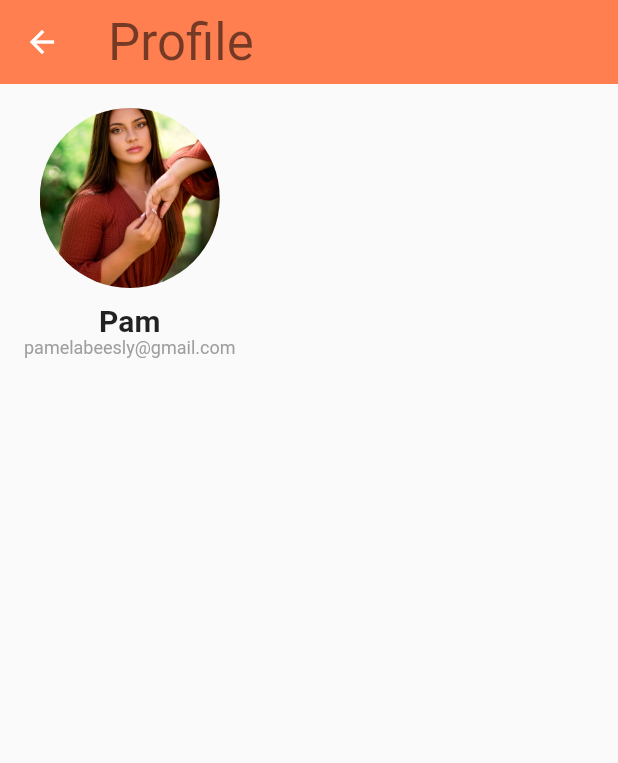
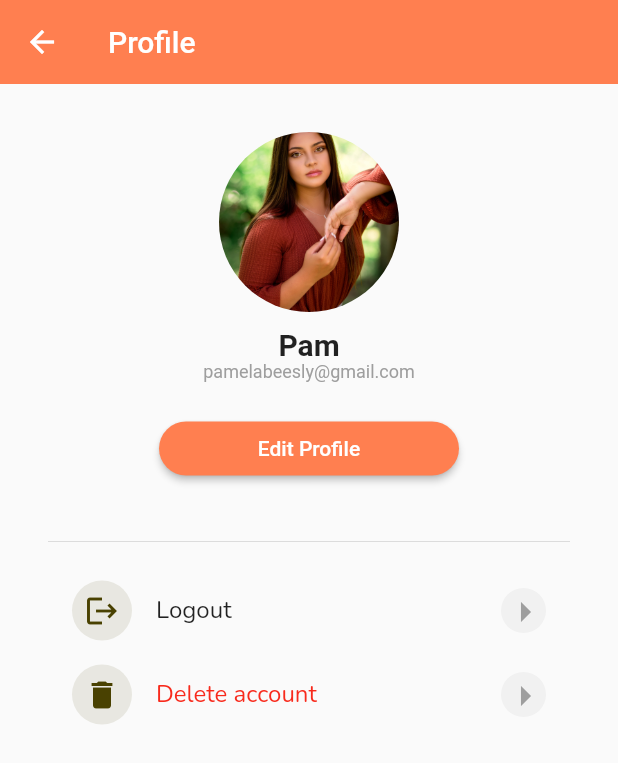
Before and after one commit to hayk2377/Achaye, a Flutter app: the ProfileScreen screen opened by its route, on a phone screen of 412 x 824 dp. Shown: the top 763 px of the screen. Run offline on Flutter 3.47's test engine with Material 2 defaults, Android fonts, the light colour scheme and no system bars; our stand-ins replace bloc, dio, equatable, flutter_bloc, go_router, shared_preferences; missing offline and left inert: test; accounts and stored records are empty; network calls fail.

Commit message:
Added Account Editing page and bloc functionality;Fixed Edit preference and gave it bloc

```diff
--- /dev/null
+++ b/achaye/lib/account/blocs/edit_profile_bloc.dart
@@ -0,0 +1,40 @@
+import 'package:bloc/bloc.dart';
+import 'package:equatable/equatable.dart';
+import 'package:flutter/material.dart';
+
+part 'edit_profile_event.dart';
+part 'edit_profile_state.dart';
+
+class EditProfileBloc extends Bloc<EditProfileEvent, EditProfileState> {
+  EditProfileBloc() : super(EditProfileInitial()) {
+    on<FetchExistingData>(_getExsistingData);
+    on<SubmitUpdatedData>(_sendUpdatedData);
+  }
+
+  _getExsistingData(event, emit) async {
+    //get data here
+    //these are dummy datas
+    await Future.delayed(Duration(seconds: 2));
+    final String name = "Sandy";
+    final String password = "123456";
+    final String bio = "Hey yall howdy dandy";
+
+    emit(EditProfileDefault(
+        nameController: TextEditingController(text: name),
+        passwordController: TextEditingController(text: password),
+        bioController: TextEditingController(text: bio),
+        name: name,
+        password: password,
+        bio: bio));
+  }
+
+  _sendUpdatedData(event, emit) {
+    if (state is EditProfileDefault) {
+      final _state = state as EditProfileDefault;
+      //send the data here I'll just print the data to be sent
+      print(_state.nameController.text);
+      print(_state.passwordController.text);
+      print(_state.bioController.text);
+    }
+  }
+}
--- /dev/null
+++ b/achaye/lib/account/blocs/edit_profile_event.dart
@@ -0,0 +1,12 @@
+part of 'edit_profile_bloc.dart';
+
+abstract class EditProfileEvent extends Equatable {
+  const EditProfileEvent();
+
+  @override
+  List<Object> get props => [];
+}
+
+class FetchExistingData extends EditProfileEvent{}
+
+class SubmitUpdatedData extends EditProfileEvent{}
--- /dev/null
+++ b/achaye/lib/account/blocs/edit_profile_state.dart
@@ -0,0 +1,33 @@
+part of 'edit_profile_bloc.dart';
+
+abstract class EditProfileState extends Equatable {
+  const EditProfileState();
+
+  @override
+  List<Object> get props => [];
+}
+
+class EditProfileInitial extends EditProfileState {}
+
+class EditProfileDefault extends EditProfileState {
+  final String name;
+  final String password;
+  final String bio;
+
+  final TextEditingController nameController;
+  final TextEditingController passwordController;
+  final TextEditingController bioController;
+
+  EditProfileDefault(
+      {required this.nameController,
+      required this.passwordController,
+      required this.bioController,
+      required this.name,
+      required this.password,
+      required this.bio});
+
+  @override
+  List<Object> get props => [name, password, bio];
+}
+
+class EditProfileError extends EditProfileState {}
--- /dev/null
+++ b/achaye/lib/account/blocs/profile_managing_bloc.dart
@@ -0,0 +1,13 @@
+import 'package:bloc/bloc.dart';
+import 'package:equatable/equatable.dart';
+
+part 'profile_managing_event.dart';
+part 'profile_managing_state.dart';
+
+class ProfileManagingBloc extends Bloc<ProfileManagingEvent, ProfileManagingState> {
+  ProfileManagingBloc() : super(ProfileManagingInitial()) {
+    on<ProfileManagingEvent>((event, emit) {
+      // TODO: implement event handler
+    });
+  }
+}
--- a/achaye/lib/account/widgets/login_route.dart
+++ b/achaye/lib/account/widgets/login_route.dart
@@ -1,4 +1,4 @@
-import 'package:achaye/account/blocs/validator_bloc.dart';
+import 'package:achaye/account/account.dart';
 import 'package:flutter/cupertino.dart';
 import 'package:flutter/material.dart';
 import 'package:flutter_bloc/flutter_bloc.dart';
@@ -22,7 +22,6 @@ class LoginForm extends StatelessWidget {
       listener: (context, state) {
         if (state is ValidatorSuccess) {
           context.go('/discover');
-          bloc.add(LogoutEvent());
         } else if (state is ValidatorAccountCreate) {
           context.go('/signup');
         }
@@ -122,7 +121,7 @@ class LoginForm extends StatelessWidget {
                             onPressed: () {
                               bloc.add(AccountCreation());
                             },
-                            child: Text("Already have an account?"))
+                            child: Text("Don\'t have an account? Sign up!"))
                       ],
                     )),
                   ]),
--- a/achaye/lib/account/widgets/profile.dart
+++ b/achaye/lib/account/widgets/profile.dart
@@ -11,31 +11,130 @@ class ProfileScreen extends StatelessWidget {
         leading: BackButton(onPressed: () => context.pop()),
         title: Text(
           "Profile",
-          style: Theme.of(context).textTheme.headline4,
         ),
         elevation: 0,
         backgroundColor: Color(0xFFFF7F50),
       ),
       body: SingleChildScrollView(
         child: Container(
-          padding: EdgeInsets.all(16),
-          child: Column(
-            children: [
+          padding: EdgeInsets.all(32),
+          child: Column(children: [
+            CustomRoundedImage(),
+            const SizedBox(
+              height: 10,
+            ),
+            Text("Pam",
+                style: TextStyle(fontSize: 20, fontWeight: FontWeight.bold)),
+            Text("pamelabeesly@gmail.com",
+                style: TextStyle(fontSize: 12, color: Colors.grey)),
             SizedBox(
-              width: 120,
-              height: 120,
-              child: Container(
-                child: ClipRRect(
-                    borderRadius: BorderRadius.circular(100),
-                    child: Image.asset('images/girlfour.jpg', fit:BoxFit.cover,)),
+              height: 20,
+            ),
+            SizedBox(
+              width: 200,
+              child: ElevatedButton(
+                style: ElevatedButton.styleFrom(
+                    backgroundColor: Color(0xFFFF7F50),
+                    side: BorderSide.none,
+                    shape: StadiumBorder()),
+                onPressed: () => context.push('/editprofile'),
+                child: Text("Edit Profile"),
               ),
             ),
-            const SizedBox(height: 10,),
-            Text("Pam", style: TextStyle(fontSize: 20, fontWeight: FontWeight.bold)),
-            Text("pamelabeesly@gmail.com", style: TextStyle(fontSize: 12, color: Colors.grey))
+            const SizedBox(
+              height: 30,
+            ),
+            const Divider(),
+            const SizedBox(
+              height: 10,
+            ),
+            ProfileOptions(
+              onPress: () {
+                context.go('/');
+              },
+              title: "Logout",
+              icon: Icons.logout,
+            ),
+            ProfileOptions(
+              onPress: () {},
+              title: "Delete account",
+              icon: Icons.delete,
+              textColor: Color(0xFFF82A1C),
+            ),
           ]),
         ),
       ),
     );
   }
 }
+
+class CustomRoundedImage extends StatelessWidget {
+  const CustomRoundedImage({
+    super.key,
+  });
+
+  @override
+  Widget build(BuildContext context) {
+    return SizedBox(
+      width: 120,
+      height: 120,
+      child: Container(
+        child: ClipRRect(
+            borderRadius: BorderRadius.circular(100),
+            child: Image.asset(
+              'images/girlfour.jpg',
+              fit: BoxFit.cover,
+            )),
+      ),
+    );
+  }
+}
+
+class ProfileOptions extends StatelessWidget {
+  final VoidCallback onPress;
+  final String title;
+  final IconData icon;
+  final Color? textColor;
+  const ProfileOptions({
+    required this.onPress,
+    required this.icon,
+    this.textColor,
+    required this.title,
+    super.key,
+  });
+
+  @override
+  Widget build(BuildContext context) {
+    return ListTile(
+      onTap: onPress,
+      leading: Container(
+        width: 40,
+        height: 40,
+        decoration: BoxDecoration(
+          borderRadius: BorderRadius.circular(100),
+          color: Color(0xFF494101).withOpacity(0.1),
+        ),
+        child: Icon(
+          icon,
+          color: Color(0xFF494101),
+        ),
+      ),
+      title: Text(
+        this.title,
+        style: TextStyle(
+            fontWeight: FontWeight.w500,
+            fontFamily: 'Nunito',
+            color: this.textColor),
+      ),
+      trailing: Container(
+        width: 30,
+        height: 30,
+        decoration: BoxDecoration(
+          borderRadius: BorderRadius.circular(100),
+          color: Colors.grey.withOpacity(0.1),
+        ),
+        child: const Icon(Icons.arrow_right, size: 32, color: Colors.grey),
+      ),
+    );
+  }
+}
--- a/achaye/lib/app.dart
+++ b/achaye/lib/app.dart
@@ -8,6 +8,8 @@ import 'package:achaye/account/account.dart';
 import 'package:achaye/matching/matching.dart';
 import 'package:achaye/preferences/preferences.dart';
 
+import 'account/blocs/edit_profile_bloc.dart';
+import 'account/widgets/edit_profile.dart';
 import 'account/widgets/profile.dart';
 import 'matching/widgets/chat.dart';
 
@@ -49,6 +51,10 @@ class AchayeApp extends StatelessWidget {
     GoRoute(
         path: '/preferences', builder: (context, state) => PreferenceScreen()),
     GoRoute(path: '/profile', builder: (context, state) => ProfileScreen()),
+    GoRoute(
+      path: '/editprofile',
+      builder: (context, state) => EditProfile(),
+    )
   ]);
 
   @override
@@ -68,13 +74,13 @@ class AchayeApp extends StatelessWidget {
         child: MaterialApp(
             home: MultiBlocProvider(
           providers: [
-            BlocProvider(create: (context) =>
-                  SwipingBloc(context.read<MatchingRepository>()
-
-            )),
-            BlocProvider(create: (context) => SignupValidatorBloc(
-              context.read<AccountRepository>(),
-            )),
+            BlocProvider(
+                create: (context) =>
+                    SwipingBloc(context.read<MatchingRepository>())),
+            BlocProvider(
+                create: (context) => SignupValidatorBloc(
+                      context.read<AccountRepository>(),
+                    )),
             BlocProvider(create: (context) => ChatListBloc()),
             BlocProvider(
               create: (context) =>
@@ -83,7 +89,9 @@ class AchayeApp extends StatelessWidget {
             BlocProvider(
               create: (context) => ChatBloc(),
             ),
-            BlocProvider(create: (context) => PreferencesBloc())
+            BlocProvider(create: (context) => PreferencesBloc()),
+            BlocProvider(create: (context) => EditProfileBloc())
+
           ],
           child: MaterialApp.router(
             routerConfig: _router,
--- a/achaye/lib/preferences/blocs/preferences_event.dart
+++ b/achaye/lib/preferences/blocs/preferences_event.dart
@@ -9,9 +9,22 @@ abstract class PreferencesEvent extends Equatable {
   List<Object> get props => [];
 }
 
+class PreferencesInitialEvent extends PreferencesEvent {}
+
 class PreferencesSelectionEvent extends PreferencesEvent {
-  String selectedValue;
+  final String selectedValue;
   PreferencesSelectionEvent(this.selectedValue);
+
+   @override
+  List<Object> get props => [selectedValue];
 }
 
-class PreferencesInitialEvent extends PreferencesEvent {}
+class ReligionSelectionEvent extends PreferencesEvent {
+  final String selectedReligon;
+
+  ReligionSelectionEvent(this.selectedReligon);
+
+   @override
+  List<Object> get props => [selectedReligon];
+
+}
--- a/achaye/lib/preferences/blocs/preferences_state.dart
+++ b/achaye/lib/preferences/blocs/preferences_state.dart
@@ -11,9 +11,11 @@ class PreferencesInitial extends PreferencesState {}
 
 class PreferencesSelection extends PreferencesState {
   final List<String> choices;
+  final String religionChoice;
 
-  const PreferencesSelection(this.choices);
+  const PreferencesSelection(
+      {required this.choices, required this.religionChoice});
 
   @override
-  List<Object> get props => [this.choices];
+  List<Object> get props => [choices, religionChoice];
 }
```
Also changed, not shown: achaye/lib/account/blocs/profile_managing_event.dart (added, +8 -0 lines), achaye/lib/account/blocs/profile_managing_state.dart (added, +10 -0 lines), achaye/lib/account/widgets/edit_profile.dart (added, +147 -0 lines), achaye/lib/common/options_dialog.dart (+1 -8 lines), achaye/lib/preferences/blocs/preferences_bloc.dart (+18 -4 lines), achaye/lib/preferences/screens/preferences.dart (+19 -5 lines).
